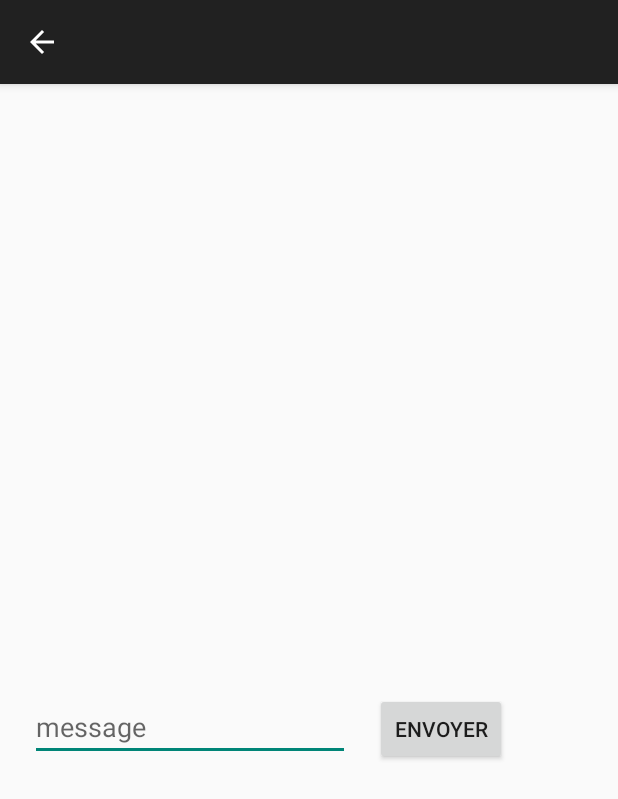
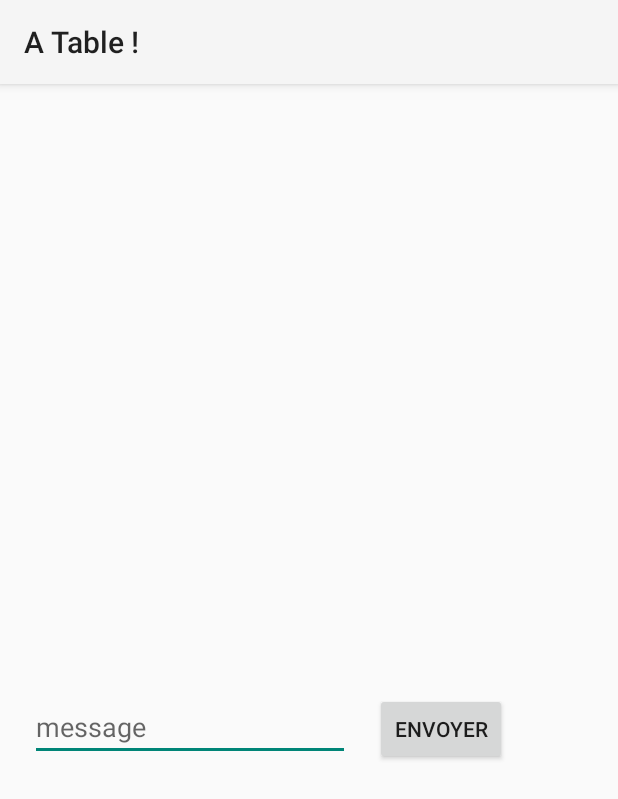
Before and after one commit to EmericN/ATable, an Android app: the SalonActivity screen opened directly, with no data from a screen before it, on a phone screen of 412 x 824 dp. Shown: the top 799 px of the screen. Run offline under Robolectric (Android 15) with nearby library versions, the phone set to English and light mode, and no system bars; our stand-ins replace Firebase (no records; nobody signed in at launch, a user with empty details on screens opened directly); 5 statements that could not run were skipped.

Commit message:
Custom APP

```diff
--- a/app/src/main/java/com/emeric/nicot/atable/SalonActivity.java
+++ b/app/src/main/java/com/emeric/nicot/atable/SalonActivity.java
@@ -6,11 +6,11 @@ import android.content.DialogInterface;
 import android.os.Bundle;
 import android.support.annotation.NonNull;
 import android.support.design.widget.FloatingActionButton;
-import android.support.v7.app.ActionBar;
 import android.support.v7.app.AlertDialog;
 import android.support.v7.app.AppCompatActivity;
 import android.support.v7.widget.LinearLayoutManager;
 import android.support.v7.widget.RecyclerView;
+import android.support.v7.widget.Toolbar;
 import android.text.Editable;
 import android.text.TextUtils;
 import android.text.TextWatcher;
@@ -59,9 +59,9 @@ public class SalonActivity extends AppCompatActivity {
         super.onCreate(savedInstanceState);
         setContentView(R.layout.salon);
 
+        Toolbar mToolbar = (Toolbar) findViewById(R.id.toolbarRoom);
+        setSupportActionBar(mToolbar);
 
-        final ActionBar actionBar = getSupportActionBar();
-        actionBar.setDisplayHomeAsUpEnabled(true);
 
         Bundle extras = getIntent().getExtras();
         nomSalon = extras.getString("NomSalon");
@@ -81,7 +81,7 @@ public class SalonActivity extends AppCompatActivity {
         mFirestore = FirebaseFirestore.getInstance();
         final CollectionReference docRefChat = mFirestore.collection("chats");
         final CollectionReference docRefFriend = mFirestore.collection("users");
-        actionBar.setTitle(nomSalon);
+        mToolbar.setTitle(nomSalon);
         // actionBar.setIcon(R.drawable.ic_crown); TODO à regarder
 
         FloatingActionButton floatAddFriend = (FloatingActionButton) findViewById(R.id.floatingActionButtonFriend);
--- a/app/src/main/res/layout/salon.xml
+++ b/app/src/main/res/layout/salon.xml
@@ -6,7 +6,14 @@
               android:orientation="vertical"
               android:weightSum="1">
 
-
+    <android.support.v7.widget.Toolbar
+        android:id="@+id/toolbarRoom"
+        android:layout_width="match_parent"
+        android:layout_height="?attr/actionBarSize"
+        android:background="?attr/colorPrimary"
+        android:elevation="4dp"
+        android:theme="@style/ThemeOverlay.AppCompat.ActionBar"
+        app:popupTheme="@style/ThemeOverlay.AppCompat.Light"/>
 
     <android.support.design.widget.FloatingActionButton
         android:id="@+id/floatingActionButtonFriend"
--- a/app/src/main/res/values/strings.xml
+++ b/app/src/main/res/values/strings.xml
@@ -2,4 +2,6 @@
     <string name="app_name">A Table !</string>
     <string name="err_msg_email">Email requis</string>
     <string name="err_msg_password">Mot de passe requis</string>
+    <string name="help">Help</string>
+    <string name="deconnexion">Deconnexion</string>
 </resources>
```
Also changed, not shown: app/src/main/AndroidManifest.xml (+5 -5 lines), app/src/main/java/com/emeric/nicot/atable/MainActivity.java (+40 -17 lines), app/src/main/res/layout/activity_list_salon.xml (+9 -12 lines), app/src/main/res/menu/menu.xml (added, +12 -0 lines).
